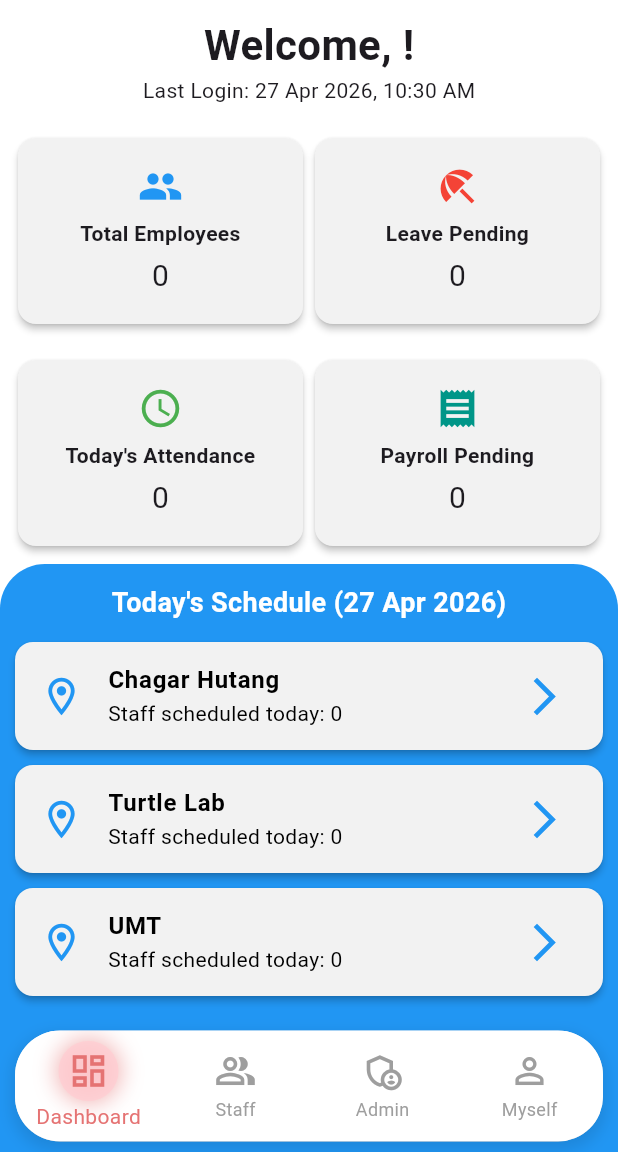
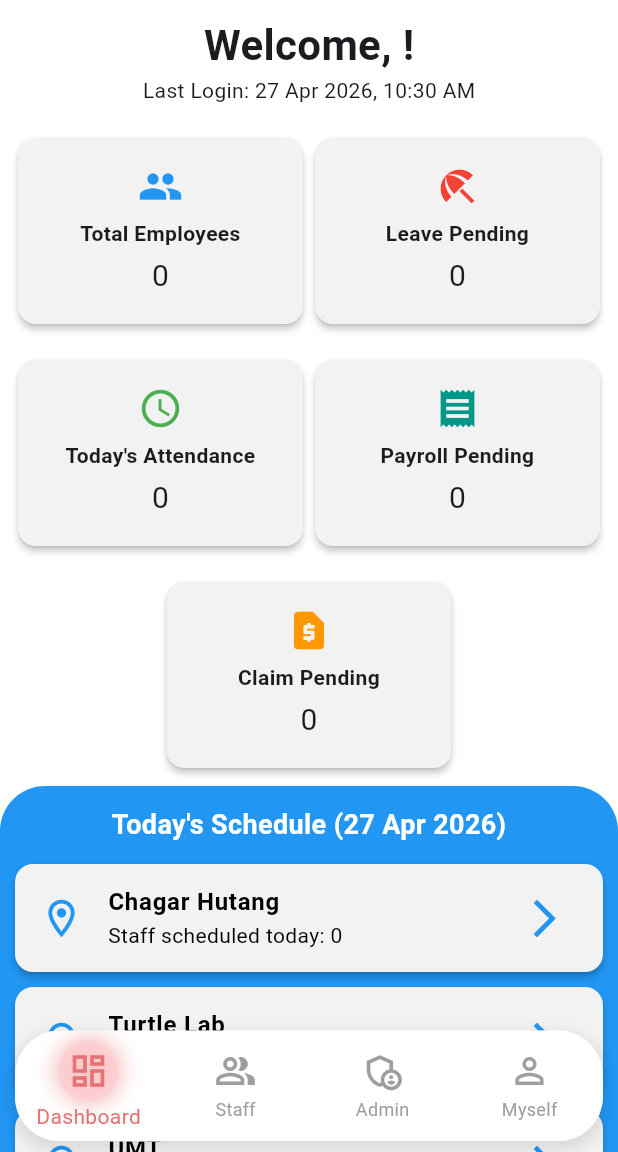
Before and after one commit to Sharouldroid/charms-main-1, a Flutter app: the AdminDashboardScreen screen opened directly with empty values, on a phone screen of 412 x 824 dp, the part 84-1236 px from its top. Run offline on Flutter 3.47's test engine with Material 3 defaults, Android fonts, the phone set to English and light mode, and no system bars; drawn by our look-alikes of overlay_support; our stand-ins replace camera, connectivity_plus, file_picker, flutter_local_notifications, flutter_speed_dial, google_sign_in and 12 more; missing offline and left inert: country_list_pick, dart:html, flutter_file_dialog, flutter_stripe; accounts and stored records are empty; network calls fail.

Commit message:
add claim pending at hrdashboard

```diff
--- a/lib/HRscreens/admin/admin_dashboard_screen.dart
+++ b/lib/HRscreens/admin/admin_dashboard_screen.dart
@@ -41,6 +41,7 @@ class _AdminDashboardScreenState extends State<AdminDashboardScreen> {
   int onLeaveCount = 0;
   int todayAttendance = 0;
   int pendingPayroll = 0;
+  int pendingClaims = 0; // ✅ new
   String lastLoginTime = '';
   bool isLoading = true;
 
@@ -68,13 +69,13 @@ class _AdminDashboardScreenState extends State<AdminDashboardScreen> {
       final attendancesProvider = Provider.of<Attendances>(context, listen: false);
       final paymentsProvider = Provider.of<Payments>(context, listen: false);
       final schedulesProvider = Provider.of<Schedules>(context, listen: false);
-      final claimsProvider = Provider.of<Claims>(context, listen: false); // ✅ Initialize claims
+      final claimsProvider = Provider.of<Claims>(context, listen: false);
 
       await Future.wait([
         staffsProvider.fetchStaff(),
         leavesProvider.fetchLeaves(),
         schedulesProvider.fetchSchedules(),
-        claimsProvider.fetchClaims(), // ✅ Fetch claims so the badge updates immediately
+        claimsProvider.fetchClaims(),
       ]);
 
       final currentDate = DateTime.now();
@@ -101,6 +102,11 @@ class _AdminDashboardScreenState extends State<AdminDashboardScreen> {
                     payment.workDate.month == currentDate.month &&
                     payment.workDate.year == currentDate.year)
                 .length;
+
+        // ✅ Count pending claims
+        pendingClaims = claimsProvider.claims
+            .where((c) => c.status == 'Pending')
+            .length;
 
         final schedules = schedulesProvider.schedules;
         locationStaffCounts = {
@@ -146,13 +152,15 @@ class _AdminDashboardScreenState extends State<AdminDashboardScreen> {
       case 1:
         Navigator.pushReplacement(
           context,
-          MaterialPageRoute(builder: (_) => ManageStaffScreen(username: widget.username)),
+          MaterialPageRoute(
+              builder: (_) => ManageStaffScreen(username: widget.username)),
         );
         break;
       case 2:
         Navigator.pushReplacement(
           context,
-          MaterialPageRoute(builder: (_) => AdminListScreen(username: widget.username)),
+          MaterialPageRoute(
+              builder: (_) => AdminListScreen(username: widget.username)),
         );
         break;
       case 3:
@@ -175,7 +183,6 @@ class _AdminDashboardScreenState extends State<AdminDashboardScreen> {
         centerTitle: true,
         backgroundColor: Colors.blue,
         actions: [
-          // ✅ NEW: Switch to Staff Mode Button
           IconButton(
             icon: const Icon(Icons.swap_horiz),
             tooltip: 'Switch to Staff Mode',
@@ -183,20 +190,23 @@ class _AdminDashboardScreenState extends State<AdminDashboardScreen> {
               Navigator.pushReplacement(
                 context,
                 MaterialPageRoute(
-                  builder: (_) => StaffDashboardScreen(username: widget.username),
+                  builder: (_) =>
+                      StaffDashboardScreen(username: widget.username),
                 ),
               );
             },
           ),
-
-          //Wrapped in Consumer3 to calculate total pending items
           Consumer3<Leaves, Payments, Claims>(
             builder: (context, leaves, payments, claims, child) {
-              int pendingLeaves = leaves.leaves.where((l) => l.status == 'Pending').length;
-              int pendingPayrolls = payments.payments.where((p) => p.status == 'Pending').length;
-              int pendingClaims = claims.claims.where((c) => c.status == 'Pending').length;
+              int pendingLeaves =
+                  leaves.leaves.where((l) => l.status == 'Pending').length;
+              int pendingPayrolls =
+                  payments.payments.where((p) => p.status == 'Pending').length;
+              int pendingClaimsCount =
+                  claims.claims.where((c) => c.status == 'Pending').length;
 
-              int totalPending = pendingLeaves + pendingPayrolls + pendingClaims;
+              int totalPending =
+                  pendingLeaves + pendingPayrolls + pendingClaimsCount;
 
               return IconButton(
                 icon: totalPending > 0
@@ -209,7 +219,8 @@ class _AdminDashboardScreenState extends State<AdminDashboardScreen> {
                 onPressed: () {
                   Navigator.push(
                     context,
-                    MaterialPageRoute(builder: (_) => const NotificationScreen()),
+                    MaterialPageRoute(
+                        builder: (_) => const NotificationScreen()),
                   );
                 },
               );
@@ -246,6 +257,7 @@ class _AdminDashboardScreenState extends State<AdminDashboardScreen> {
             Text("Last Login: $lastLoginTime"),
             const SizedBox(height: 10),
 
+            // Row 1 — Total Employees & Leave Pending
             Padding(
               padding: const EdgeInsets.all(8.0),
               child: Row(
@@ -270,6 +282,7 @@ class _AdminDashboardScreenState extends State<AdminDashboardScreen> {
               ),
             ),
 
+            // Row 2 — Today's Attendance & Payroll Pending
             Padding(
               padding: const EdgeInsets.all(8.0),
               child: Row(
@@ -294,6 +307,25 @@ class _AdminDashboardScreenState extends State<AdminDashboardScreen> {
               ),
             ),
 
+            // ✅ Row 3 — Claim Pending (Centered)
+            Padding(
+              padding: const EdgeInsets.all(8.0),
+              child: Row(
+                children: [
+                  const Spacer(flex: 1), // Takes up 25% empty space on the left
+                  Expanded(
+                    flex: 2, // Takes up 50% space (matches the width of the cards above)
+                    child: SummaryCard(
+                      title: 'Claim Pending',
+                      count: pendingClaims,
+                      icon: Icons.request_page,
+                      iconColor: Colors.orange,
+                    ),
+                  ),
+                  const Spacer(flex: 1), // Takes up 25% empty space on the right
+                ],
+              ),
+            ),
             _buildMovementCards(),
           ],
         ),
@@ -339,10 +371,12 @@ class _AdminDashboardScreenState extends State<AdminDashboardScreen> {
                 ),
                 title: Text(
                   entry.key,
-                  style: const TextStyle(fontSize: 16, fontWeight: FontWeight.bold),
+                  style: const TextStyle(
+                      fontSize: 16, fontWeight: FontWeight.bold),
                 ),
                 subtitle: Text('Staff scheduled today: ${entry.value}'),
-                trailing: const Icon(Icons.arrow_forward_ios, size: 30, color: Colors.blue),
+                trailing: const Icon(Icons.arrow_forward_ios,
+                    size: 30, color: Colors.blue),
                 onTap: () {
                   Navigator.push(
                     context,
@@ -393,7 +427,8 @@ class SummaryCard extends StatelessWidget {
               Text(
                 title,
                 textAlign: TextAlign.center,
-                style: const TextStyle(fontSize: 14, fontWeight: FontWeight.bold),
+                style: const TextStyle(
+                    fontSize: 14, fontWeight: FontWeight.bold),
               ),
               const SizedBox(height: 4),
               Text(
```
